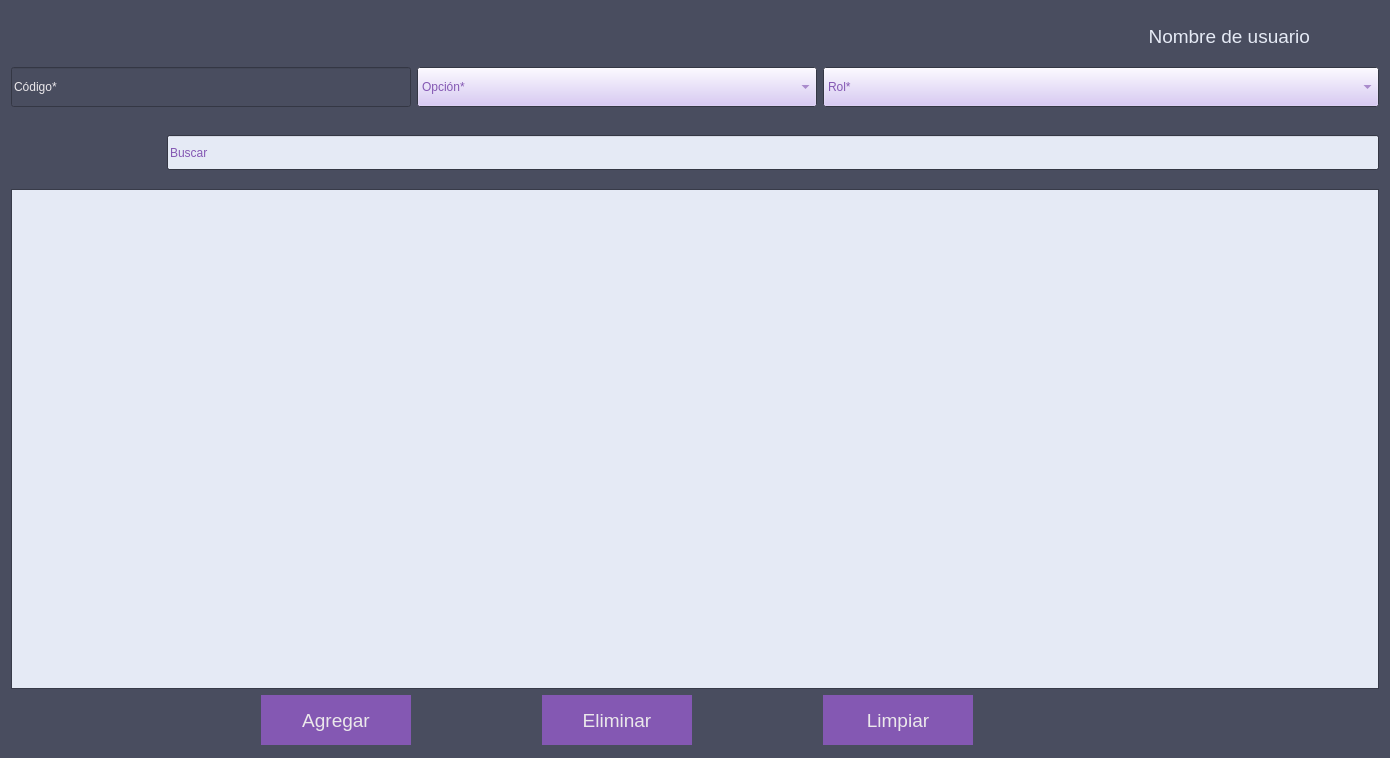
Before: the Qt Designer form vistas/UIs/frmOpcionRol.ui in andyy-nr/pda-proyecto, drawn with Qt 5.
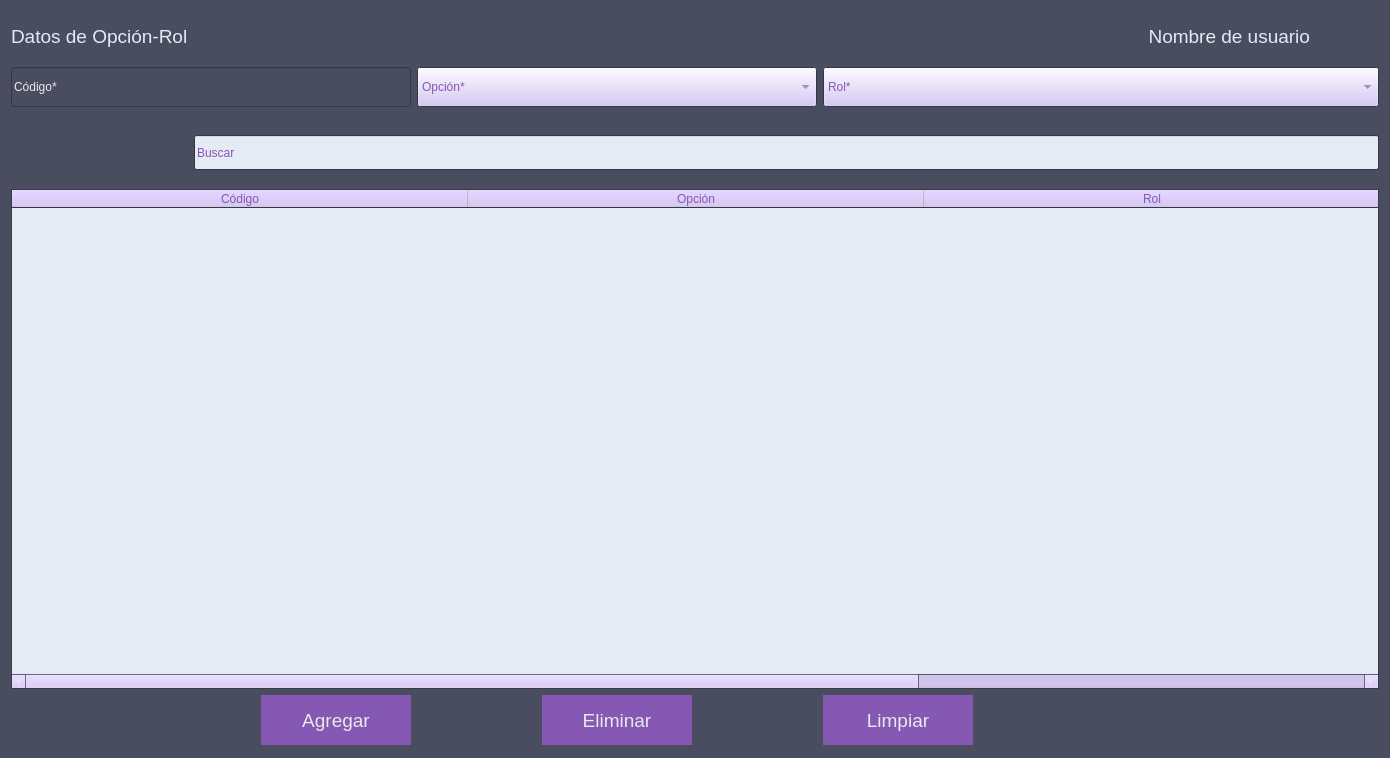
After: the same form once the commit is applied. Icons and pictures are not drawn.

What changed in the file:
```diff
--- a/vistas/UIs/frmOpcionRol.ui
+++ b/vistas/UIs/frmOpcionRol.ui
@@ -406,40 +406,6 @@
      </property>
     </widget>
    </item>
-   <item row="0" column="0" alignment="Qt::AlignLeft">
-    <widget class="QPushButton" name="btn_regresar">
-     <property name="minimumSize">
-      <size>
-       <width>50</width>
-       <height>50</height>
-      </size>
-     </property>
-     <property name="maximumSize">
-      <size>
-       <width>50</width>
-       <height>50</height>
-      </size>
-     </property>
-     <property name="styleSheet">
-      <string notr="true">border-style: outset;
-background-color: :#494D5F;
-</string>
-     </property>
-     <property name="text">
-      <string/>
-     </property>
-     <property name="icon">
-      <iconset resource="../imagenes/imagenes.qrc">
-       <normaloff>:/iconos/Flecha.png</normaloff>:/iconos/Flecha.png</iconset>
-     </property>
-     <property name="iconSize">
-      <size>
-       <width>40</width>
-       <height>40</height>
-      </size>
-     </property>
-    </widget>
-   </item>
    <item row="1" column="0" colspan="3">
     <widget class="QLineEdit" name="txt_codigo">
      <property name="enabled">
@@ -552,31 +518,6 @@
      </property>
     </spacer>
    </item>
-   <item row="4" column="0" colspan="8">
-    <widget class="QTableView" name="tbl_opcionRol">
-     <property name="sizePolicy">
-      <sizepolicy hsizetype="Ignored" vsizetype="Ignored">
-       <horstretch>0</horstretch>
-       <verstretch>0</verstretch>
-      </sizepolicy>
-     </property>
-     <property name="minimumSize">
-      <size>
-       <width>0</width>
-       <height>500</height>
-      </size>
-     </property>
-     <property name="maximumSize">
-      <size>
-       <width>16777215</width>
-       <height>500</height>
-      </size>
-     </property>
-     <property name="contextMenuPolicy">
-      <enum>Qt::CustomContextMenu</enum>
-     </property>
-    </widget>
-   </item>
    <item row="5" column="2">
     <widget class="QPushButton" name="btn_agregar">
      <property name="minimumSize">
@@ -721,6 +662,67 @@
      </property>
     </widget>
    </item>
+   <item row="0" column="0">
+    <widget class="QLabel" name="label">
+     <property name="font">
+      <font>
+       <pointsize>14</pointsize>
+      </font>
+     </property>
+     <property name="text">
+      <string>Datos de Opción-Rol</string>
+     </property>
+    </widget>
+   </item>
+   <item row="4" column="0" colspan="8">
+    <widget class="QTableWidget" name="tbl_opcionRol">
+     <property name="sizePolicy">
+      <sizepolicy hsizetype="Ignored" vsizetype="Ignored">
+       <horstretch>0</horstretch>
+       <verstretch>0</verstretch>
+      </sizepolicy>
+     </property>
+     <property name="minimumSize">
+      <size>
+       <width>0</width>
+       <height>500</height>
+      </size>
+     </property>
+     <property name="maximumSize">
+      <size>
+       <width>16777215</width>
+       <height>500</height>
+      </size>
+     </property>
+     <property name="contextMenuPolicy">
+      <enum>Qt::CustomContextMenu</enum>
+     </property>
+     <property name="sizeAdjustPolicy">
+      <enum>QAbstractScrollArea::AdjustToContents</enum>
+     </property>
+     <attribute name="horizontalHeaderDefaultSectionSize">
+      <number>456</number>
+     </attribute>
+     <attribute name="horizontalHeaderStretchLastSection">
+      <bool>true</bool>
+     </attribute>
+     <column>
+      <property name="text">
+       <string>Código</string>
+      </property>
+     </column>
+     <column>
+      <property name="text">
+       <string>Opción</string>
+      </property>
+     </column>
+     <column>
+      <property name="text">
+       <string>Rol</string>
+      </property>
+     </column>
+    </widget>
+   </item>
   </layout>
  </widget>
  <resources>
```
